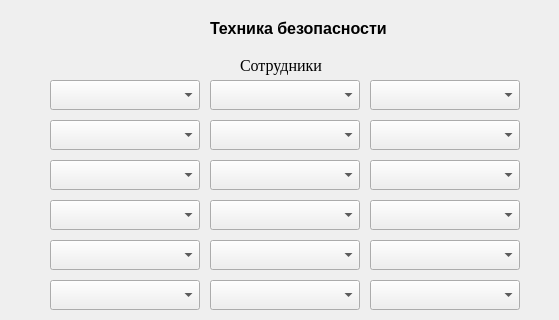
SmolPO/my_helper, file notebook/sourse/ui_files/new_TB.ui: the form before one commit; both pictures show x 0 to 559 and y 0 to 320 of the 559 by 555 pixel window.
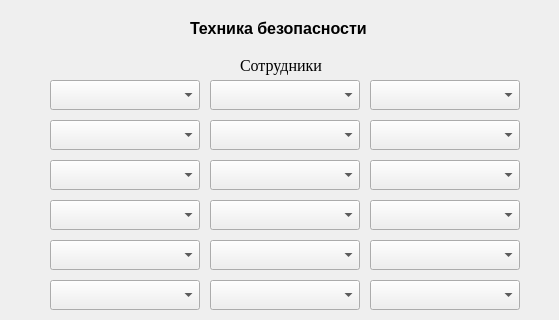
The form after the commit.

What changed in the file:
```diff
--- a/notebook/sourse/ui_files/new_TB.ui
+++ b/notebook/sourse/ui_files/new_TB.ui
@@ -54,7 +54,7 @@
   <widget class="QLabel" name="label">
    <property name="geometry">
     <rect>
-     <x>210</x>
+     <x>190</x>
      <y>20</y>
      <width>191</width>
      <height>16</height>
```
